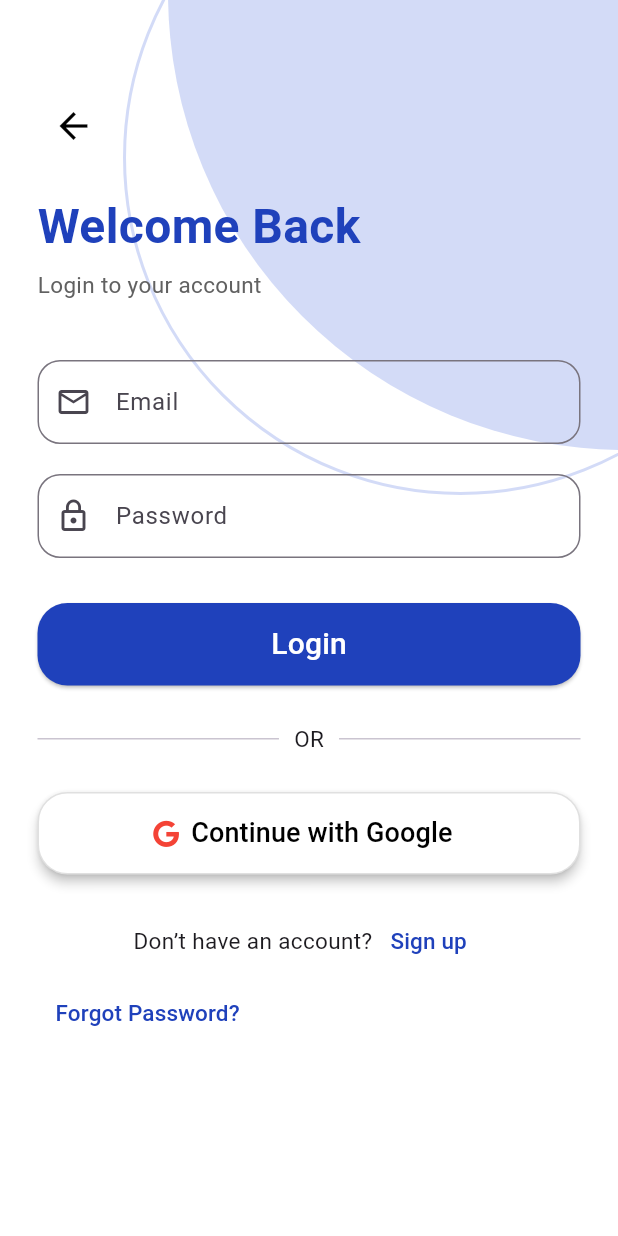
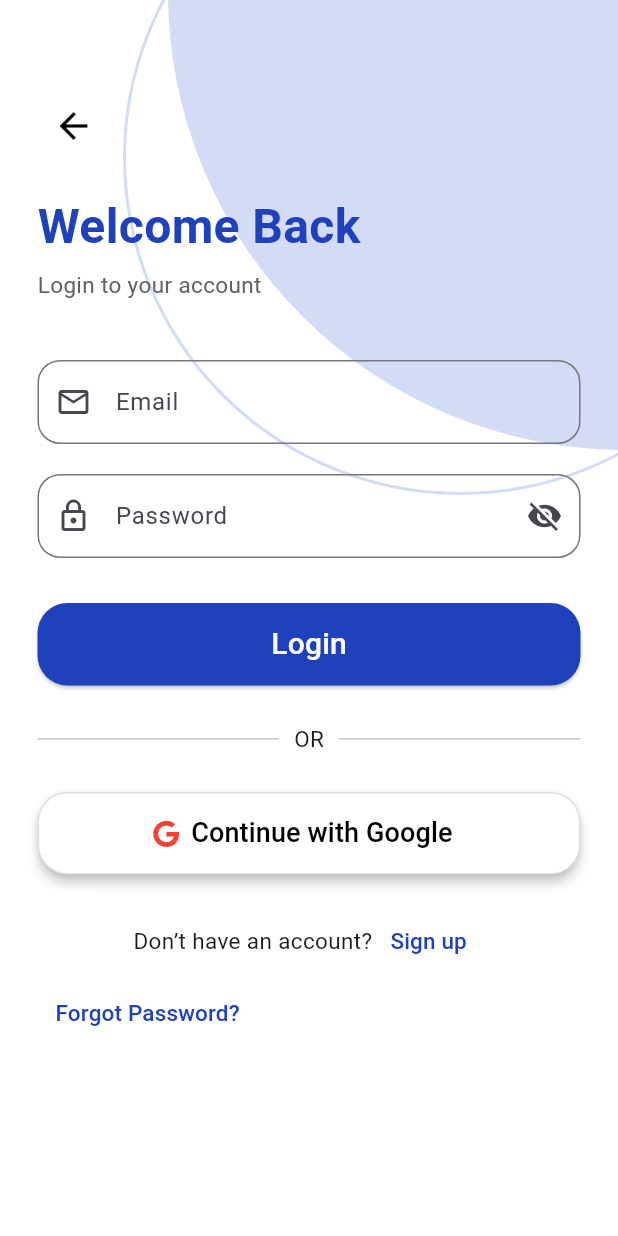
Before and after one commit to ozaneffendi4/flutterlaptopharbor, a Flutter app: the LoginScreen screen opened directly, on a phone screen of 412 x 824 dp. Run offline on Flutter 3.47's test engine with Material 3 defaults, Android fonts, the phone set to English and light mode, and no system bars; our stand-ins replace animated_bottom_navigation_bar, firebase_auth, firebase_core, font_awesome_flutter, lottie; accounts and stored records are empty.

Commit message:
password change

```diff
--- a/lib/screens/login_screen.dart
+++ b/lib/screens/login_screen.dart
@@ -16,7 +16,7 @@ class LoginScreen extends StatefulWidget {
 class _LoginScreenState extends State<LoginScreen> {
   final TextEditingController emailController = TextEditingController();
   final TextEditingController passwordController = TextEditingController();
-
+  bool _obscurePassword = true; // track password visibility
   bool isLoading = false;
 
   Future<void> _login() async {
@@ -121,17 +121,29 @@ class _LoginScreenState extends State<LoginScreen> {
                   const SizedBox(height: 20),
 
                   // Password field
+                  // Password field
 TextField(
   controller: passwordController,
-                    obscureText: true,
+  obscureText: _obscurePassword,
   decoration: InputDecoration(
     hintText: "Password",
     prefixIcon: const Icon(Icons.lock_outline),
+    suffixIcon: IconButton(
+      onPressed: () {
+        setState(() {
+          _obscurePassword = !_obscurePassword;
+        });
+      },
+      icon: Icon(
+        _obscurePassword ? Icons.visibility_off : Icons.visibility,
+      ),
+    ),
     border: OutlineInputBorder(
       borderRadius: BorderRadius.circular(15),
     ),
   ),
 ),
+
 
                   const SizedBox(height: 30),
 
```
Also changed, not shown: 1 other file. Lines whose indentation alone changed are shown as unchanged.
